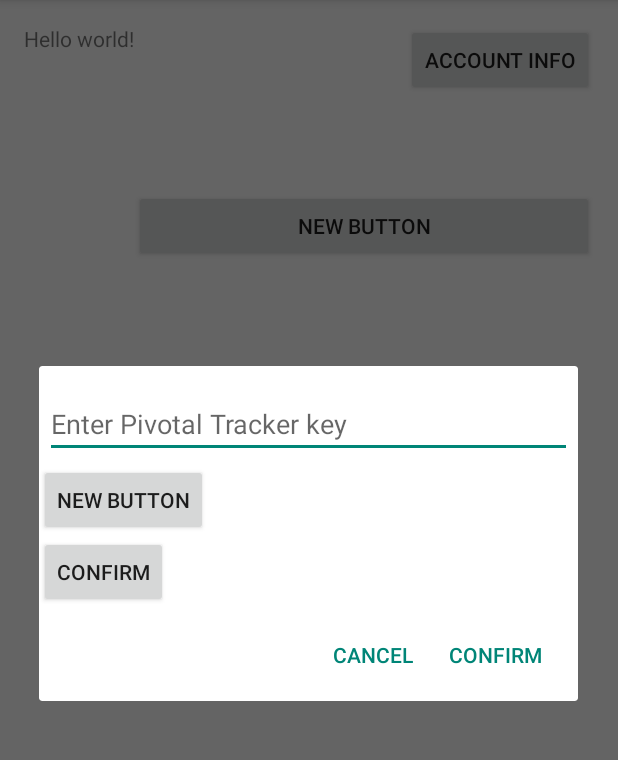
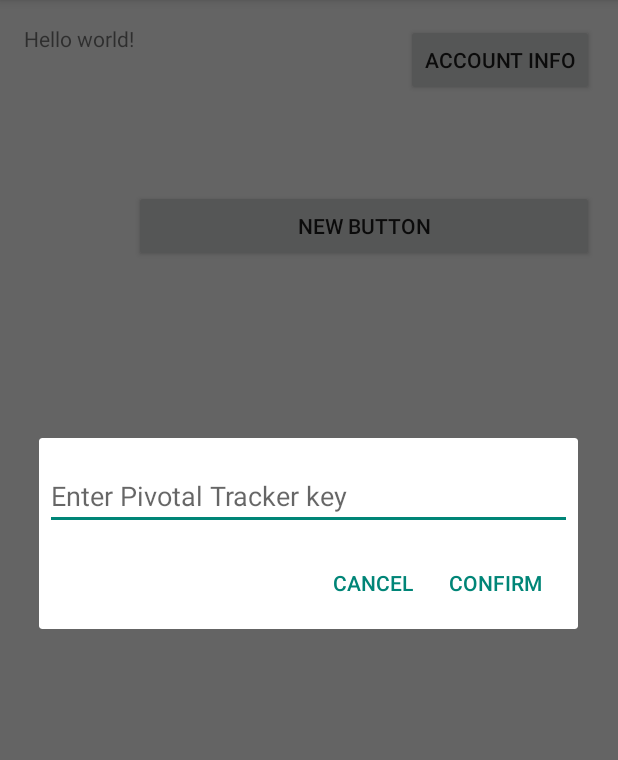
Before and after one commit to sickan90/EDA397-Group-3-2015, an Android app: the screen it shows after launch (MainActivity), after a tap on "ACCOUNT INFO", on a phone screen of 412 x 824 dp, the part 84-844 px from its top. Run offline under Robolectric (Android 15) with nearby library versions, the phone set to English and light mode, and no system bars; our stand-ins replace Volley; network calls fail.

```diff
--- a/app/src/main/res/layout/tracker_key_dialog_layout.xml
+++ b/app/src/main/res/layout/tracker_key_dialog_layout.xml
@@ -15,18 +15,4 @@ android:layout_height="wrap_content">
     android:layout_marginBottom="4dp"
     android:hint="@string/tracker_key" />
 
-    <Button
-        style="?android:attr/buttonStyleSmall"
-        android:layout_width="wrap_content"
-        android:layout_height="wrap_content"
-        android:text="New Button"
-        android:id="@+id/button" />
-
-    <Button
-        style="?android:attr/buttonStyleSmall"
-        android:layout_width="wrap_content"
-        android:layout_height="wrap_content"
-        android:text="confirm"
-        android:id="@+id/confirmButton" />
-
 </LinearLayout>
```
Also changed, not shown: app/src/main/java/com/github/sickan90/eda397ppapp/MainActivity.java (+16 -0 lines).
